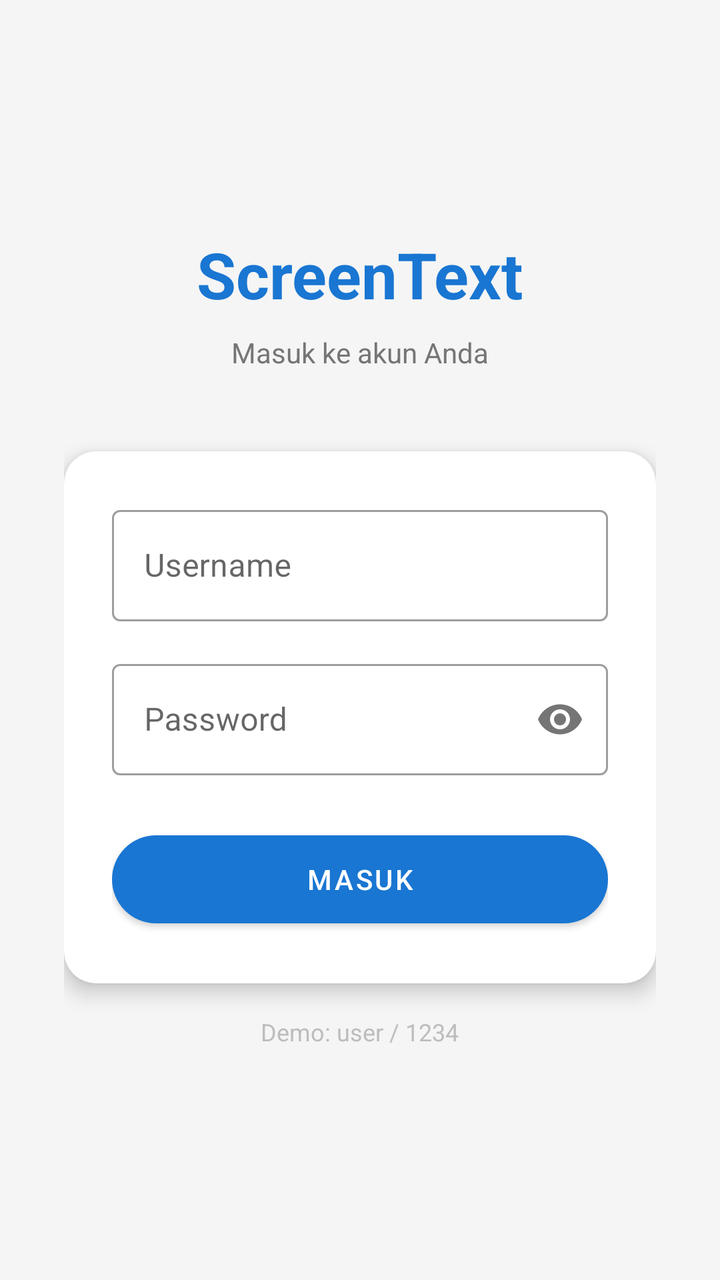
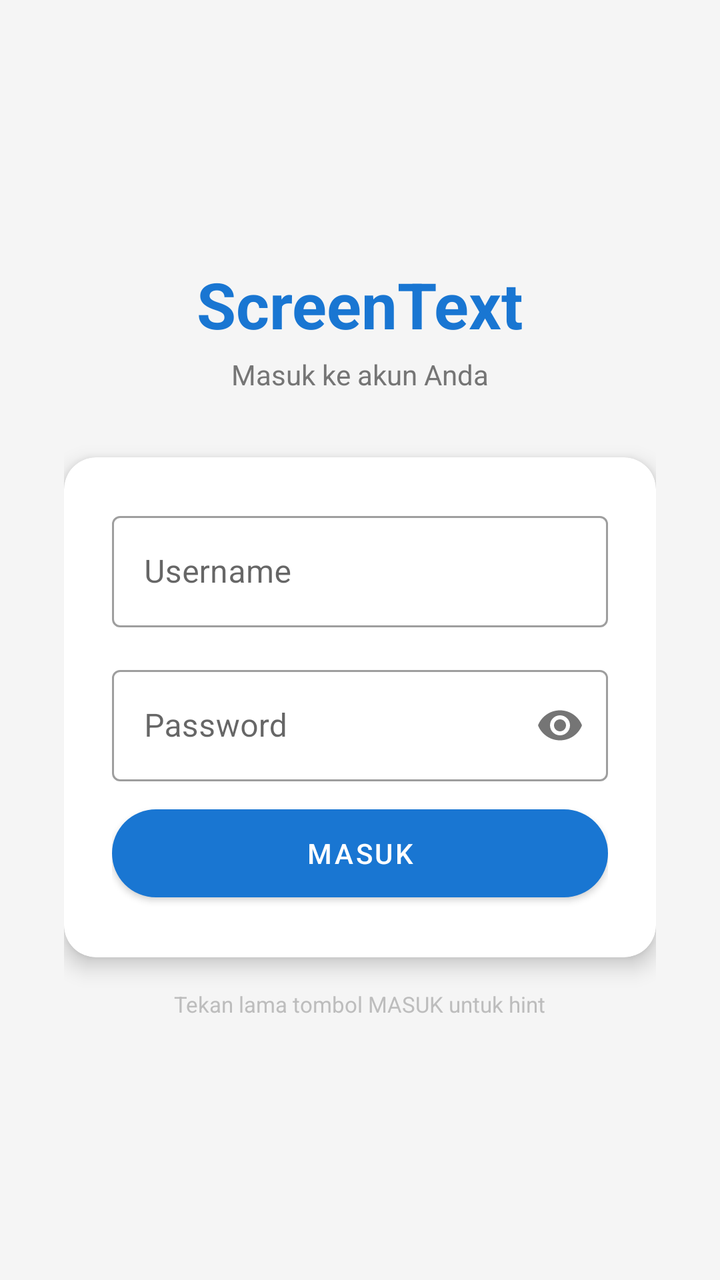

Compare the two renders of this Android layout. The source of the first and the diff that turns it into the second are given below.
<!-- AndroidManifest.xml: application theme Theme.ScreenTextApp -->
<!-- res/layout/activity_login.xml -->
<?xml version="1.0" encoding="utf-8"?>
<LinearLayout xmlns:android="http://schemas.android.com/apk/res/android"
    xmlns:app="http://schemas.android.com/apk/res-auto"
    android:layout_width="match_parent"
    android:layout_height="match_parent"
    android:orientation="vertical"
    android:gravity="center"
    android:padding="32dp"
    android:background="#F5F5F5">

    <TextView
        android:layout_width="wrap_content"
        android:layout_height="wrap_content"
        android:text="ScreenText"
        android:textSize="32sp"
        android:textStyle="bold"
        android:textColor="#1976D2"
        android:layout_marginBottom="8dp"/>

    <TextView
        android:layout_width="wrap_content"
        android:layout_height="wrap_content"
        android:text="Masuk ke akun Anda"
        android:textSize="14sp"
        android:textColor="#757575"
        android:layout_marginBottom="40dp"/>

    <com.google.android.material.card.MaterialCardView
        android:layout_width="match_parent"
        android:layout_height="wrap_content"
        app:cardCornerRadius="16dp"
        app:cardElevation="6dp">

        <LinearLayout
            android:layout_width="match_parent"
            android:layout_height="wrap_content"
            android:orientation="vertical"
            android:padding="24dp">

            <com.google.android.material.textfield.TextInputLayout
                android:layout_width="match_parent"
                android:layout_height="wrap_content"
                android:hint="Username"
                style="@style/Widget.MaterialComponents.TextInputLayout.OutlinedBox"
                android:layout_marginBottom="16dp">
                <com.google.android.material.textfield.TextInputEditText
                    android:id="@+id/etUsername"
                    android:layout_width="match_parent"
                    android:layout_height="wrap_content"
                    android:inputType="text"/>
            </com.google.android.material.textfield.TextInputLayout>

            <com.google.android.material.textfield.TextInputLayout
                android:layout_width="match_parent"
                android:layout_height="wrap_content"
                android:hint="Password"
                style="@style/Widget.MaterialComponents.TextInputLayout.OutlinedBox"
                app:passwordToggleEnabled="true"
                android:layout_marginBottom="24dp">
                <com.google.android.material.textfield.TextInputEditText
                    android:id="@+id/etPassword"
                    android:layout_width="match_parent"
                    android:layout_height="wrap_content"
                    android:inputType="textPassword"/>
            </com.google.android.material.textfield.TextInputLayout>

            <com.google.android.material.button.MaterialButton
                android:id="@+id/btnLogin"
                android:layout_width="match_parent"
                android:layout_height="56dp"
                android:text="MASUK"
                app:cornerRadius="28dp"/>

        </LinearLayout>
    </com.google.android.material.card.MaterialCardView>

    <TextView
        android:layout_width="wrap_content"
        android:layout_height="wrap_content"
        android:text="Demo: user / 1234"
        android:textSize="12sp"
        android:textColor="#BDBDBD"
        android:layout_marginTop="16dp"/>

</LinearLayout>
<!-- resources referenced by this layout -->
<resources>
  <style name="Theme.ScreenTextApp" parent="Theme.MaterialComponents.DayNight.NoActionBar">
          <item name="colorPrimary">#1976D2</item>
          <item name="colorPrimaryVariant">#1565C0</item>
          <item name="colorOnPrimary">#FFFFFF</item>
          <item name="colorSecondary">#03DAC6</item>
          <item name="colorSecondaryVariant">#018786</item>
          <item name="colorOnSecondary">#000000</item>
          <item name="android:statusBarColor">?attr/colorPrimaryVariant</item>
      </style>
</resources>

<!-- the commit's change to res/layout/activity_login.xml (unified diff, before → after) -->
@@ -15,7 +15,7 @@
         android:textSize="32sp"
         android:textStyle="bold"
         android:textColor="#1976D2"
-        android:layout_marginBottom="8dp"/>
+        android:layout_marginBottom="4dp"/>
 
     <TextView
         android:layout_width="wrap_content"
@@ -23,7 +23,7 @@
         android:text="Masuk ke akun Anda"
         android:textSize="14sp"
         android:textColor="#757575"
-        android:layout_marginBottom="40dp"/>
+        android:layout_marginBottom="32dp"/>
 
     <com.google.android.material.card.MaterialCardView
         android:layout_width="match_parent"
@@ -38,6 +38,7 @@
             android:padding="24dp">
 
             <com.google.android.material.textfield.TextInputLayout
+                android:id="@+id/tilUsername"
                 android:layout_width="match_parent"
                 android:layout_height="wrap_content"
                 android:hint="Username"
@@ -47,22 +48,35 @@
                     android:id="@+id/etUsername"
                     android:layout_width="match_parent"
                     android:layout_height="wrap_content"
-                    android:inputType="text"/>
+                    android:inputType="text"
+                    android:imeOptions="actionNext"/>
             </com.google.android.material.textfield.TextInputLayout>
 
             <com.google.android.material.textfield.TextInputLayout
+                android:id="@+id/tilPassword"
                 android:layout_width="match_parent"
                 android:layout_height="wrap_content"
                 android:hint="Password"
                 style="@style/Widget.MaterialComponents.TextInputLayout.OutlinedBox"
                 app:passwordToggleEnabled="true"
-                android:layout_marginBottom="24dp">
+                android:layout_marginBottom="8dp">
                 <com.google.android.material.textfield.TextInputEditText
                     android:id="@+id/etPassword"
                     android:layout_width="match_parent"
                     android:layout_height="wrap_content"
-                    android:inputType="textPassword"/>
+                    android:inputType="textPassword"
+                    android:imeOptions="actionDone"/>
             </com.google.android.material.textfield.TextInputLayout>
+
+            <TextView
+                android:id="@+id/tvLoginStatus"
+                android:layout_width="match_parent"
+                android:layout_height="wrap_content"
+                android:text=""
+                android:textSize="12sp"
+                android:textColor="#F44336"
+                android:layout_marginBottom="16dp"
+                android:visibility="gone"/>
 
             <com.google.android.material.button.MaterialButton
                 android:id="@+id/btnLogin"
@@ -77,8 +91,8 @@
     <TextView
         android:layout_width="wrap_content"
         android:layout_height="wrap_content"
-        android:text="Demo: user / 1234"
-        android:textSize="12sp"
+        android:text="Tekan lama tombol MASUK untuk hint"
+        android:textSize="11sp"
         android:textColor="#BDBDBD"
         android:layout_marginTop="16dp"/>
 
